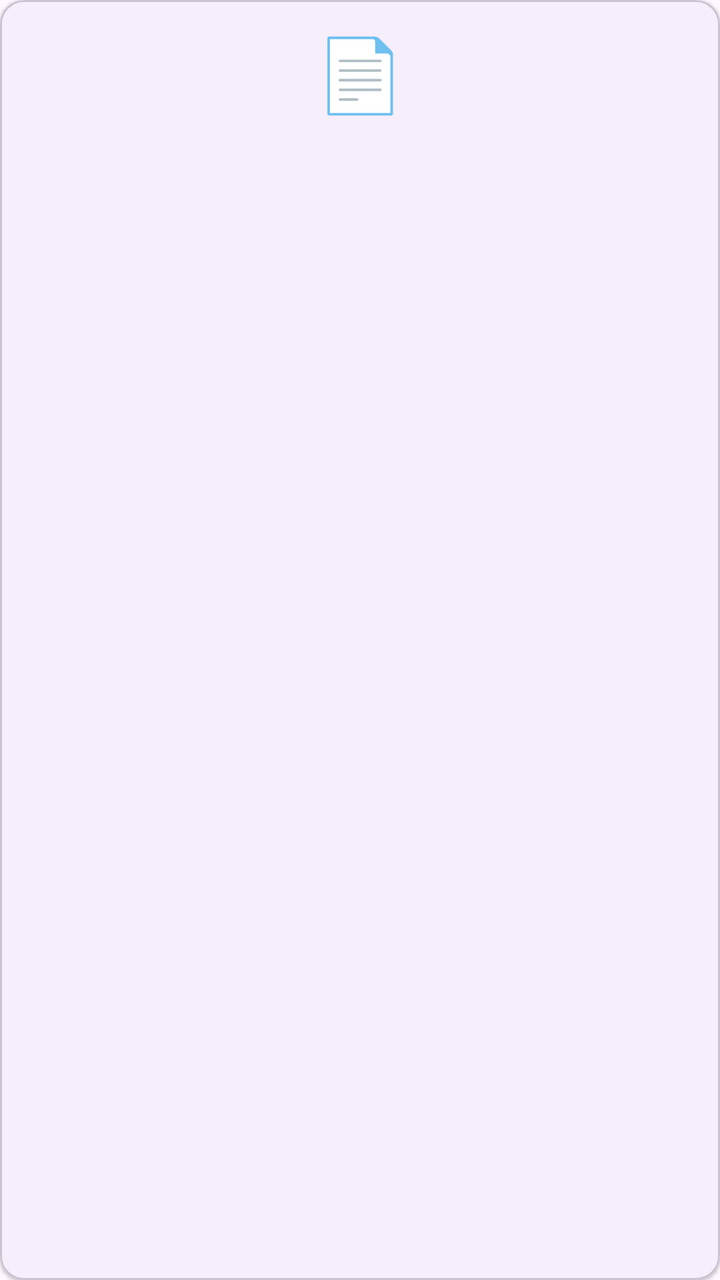
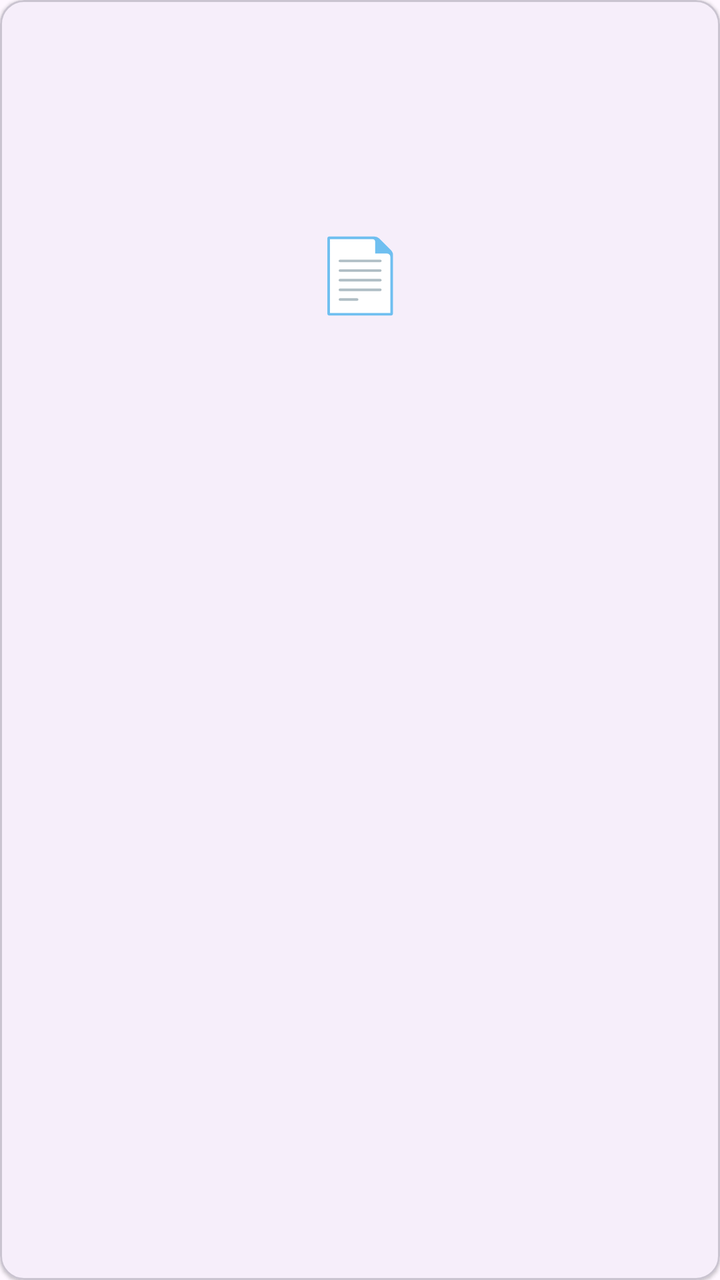

Two renders of the same Android screen: before a commit and after it. Below are the layout's source before the change and the commit's diff.
<!-- AndroidManifest.xml: application theme Theme.NASClient -->
<!-- res/layout/item_grid.xml -->
<?xml version="1.0" encoding="utf-8"?>
<com.google.android.material.card.MaterialCardView 
    xmlns:android="http://schemas.android.com/apk/res/android"
    xmlns:app="http://schemas.android.com/apk/res-auto"
    android:layout_width="match_parent"
    android:layout_height="wrap_content"
    android:layout_margin="4dp"
    app:cardCornerRadius="12dp"
    app:cardElevation="1dp">

    <LinearLayout
        android:layout_width="match_parent"
        android:layout_height="wrap_content"
        android:orientation="vertical"
        android:padding="12dp"
        android:gravity="center">
        
        <CheckBox
            android:id="@+id/cbSelect"
            android:layout_width="wrap_content"
            android:layout_height="wrap_content"
            android:visibility="gone" />

        <TextView
            android:id="@+id/tvIcon"
            android:layout_width="wrap_content"
            android:layout_height="wrap_content"
            android:text="📄"
            android:textSize="36sp" />

        <TextView
            android:id="@+id/tvName"
            android:layout_width="match_parent"
            android:layout_height="wrap_content"
            android:gravity="center"
            android:maxLines="2"
            android:ellipsize="end"
            android:textSize="14sp"
            android:layout_marginTop="8dp" />
    </LinearLayout>
</com.google.android.material.card.MaterialCardView>
<!-- resources referenced by this layout -->
<resources>
  <style name="Theme.NASClient" parent="Theme.Material3.DayNight.NoActionBar">
          <item name="colorPrimary">#6750A4</item>
          <item name="colorOnPrimary">#FFFFFF</item>
          <item name="colorPrimaryContainer">#EADDFF</item>
          <item name="colorOnPrimaryContainer">#21005D</item>
      </style>
</resources>

<!-- the commit's change to res/layout/item_grid.xml (unified diff, before → after) -->
@@ -21,6 +21,12 @@
             android:layout_height="wrap_content"
             android:visibility="gone" />
 
+        <ImageView
+            android:id="@+id/imgView"
+            android:layout_width="match_parent"
+            android:layout_height="100dp"
+            android:scaleType="centerCrop" />
+
         <TextView
             android:id="@+id/tvIcon"
             android:layout_width="wrap_content"
